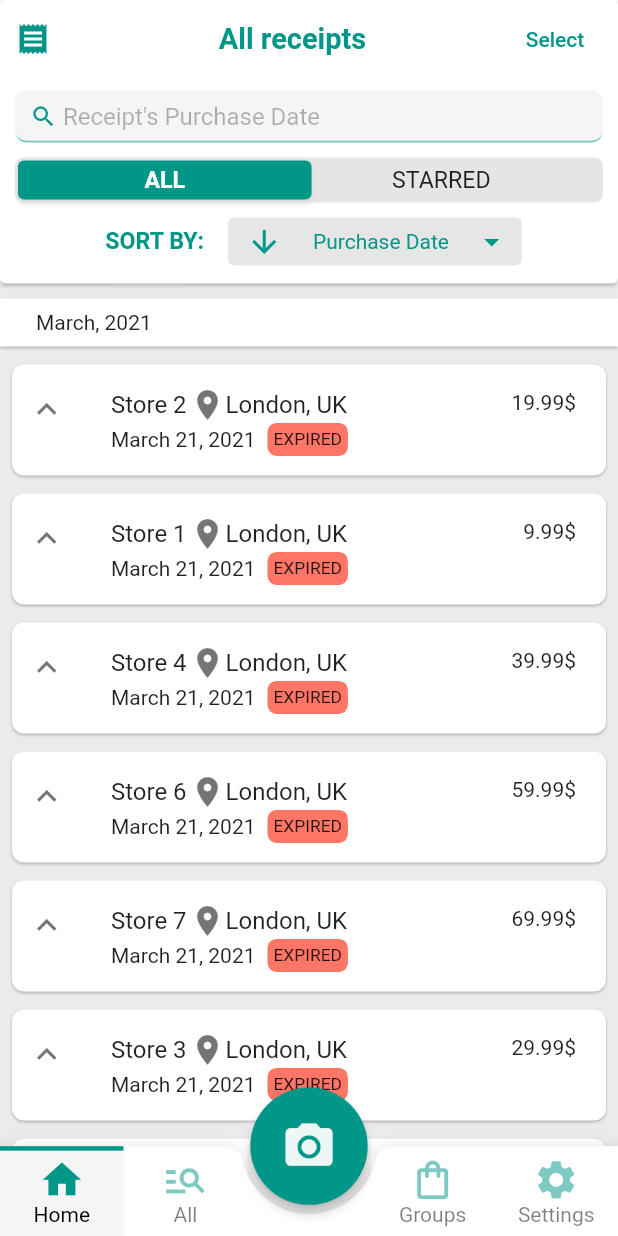
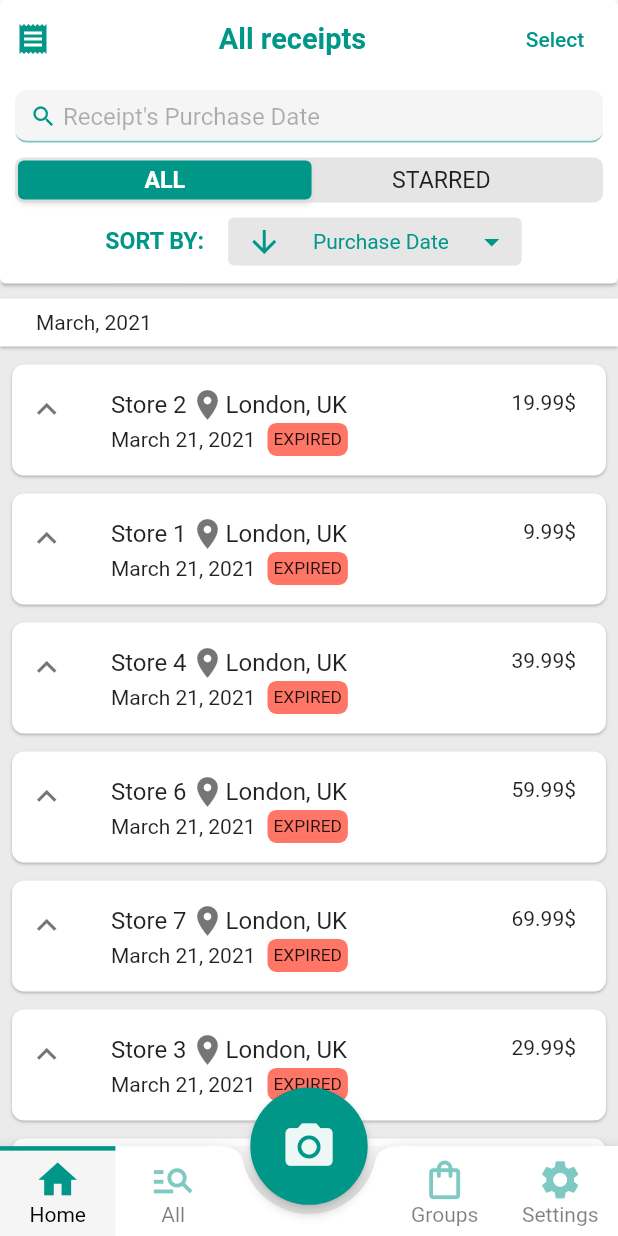
Before and after one commit to TomasKopunec/smart_receipts, a Flutter app: the screen it shows after launch, swiped to page 2, on a phone screen of 412 x 824 dp. Run offline on Flutter 3.47's test engine with Material 2 defaults, Android fonts, the phone set to English and light mode, and no system bars; drawn by our look-alikes of flutter_slidable; our stand-ins replace persistent_bottom_nav_bar, shared_preferences.

Commit message:
Fixed tabs

```diff
--- a/lib/global_ui_components/tabs_scaffold.dart
+++ b/lib/global_ui_components/tabs_scaffold.dart
@@ -173,6 +173,7 @@ class MenuItem extends StatelessWidget {
     }
 
     return Expanded(
+      flex: isDummy ? 27 : 20,
       child: Opacity(
         opacity: opacity,
         child: Container(
```
